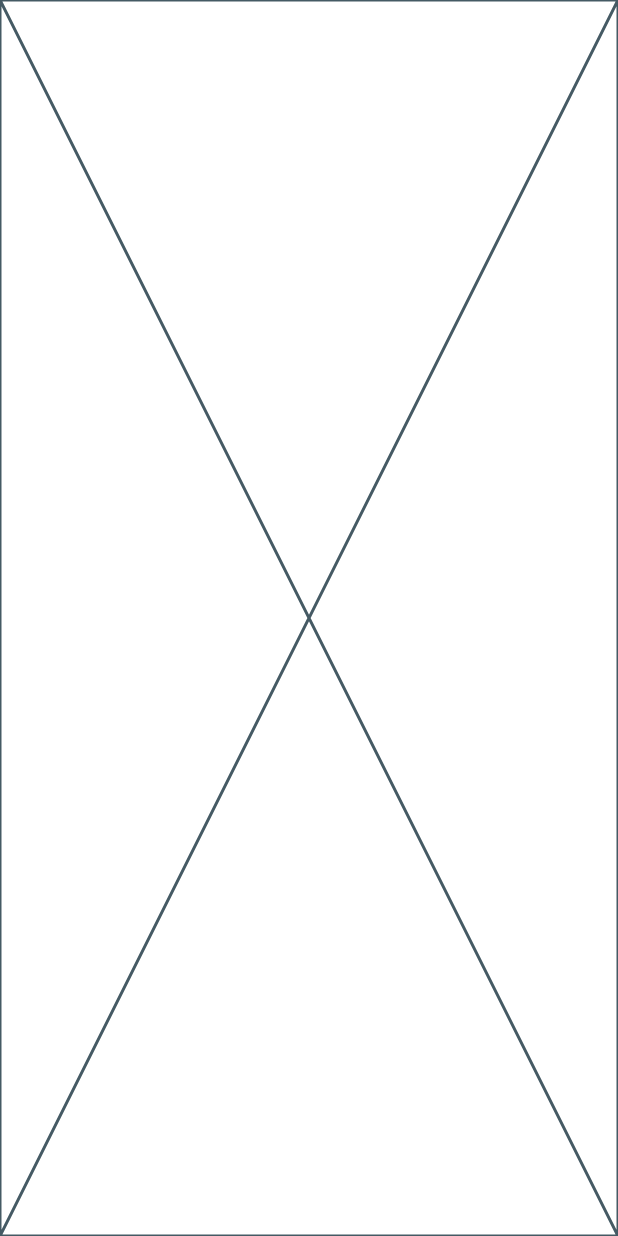
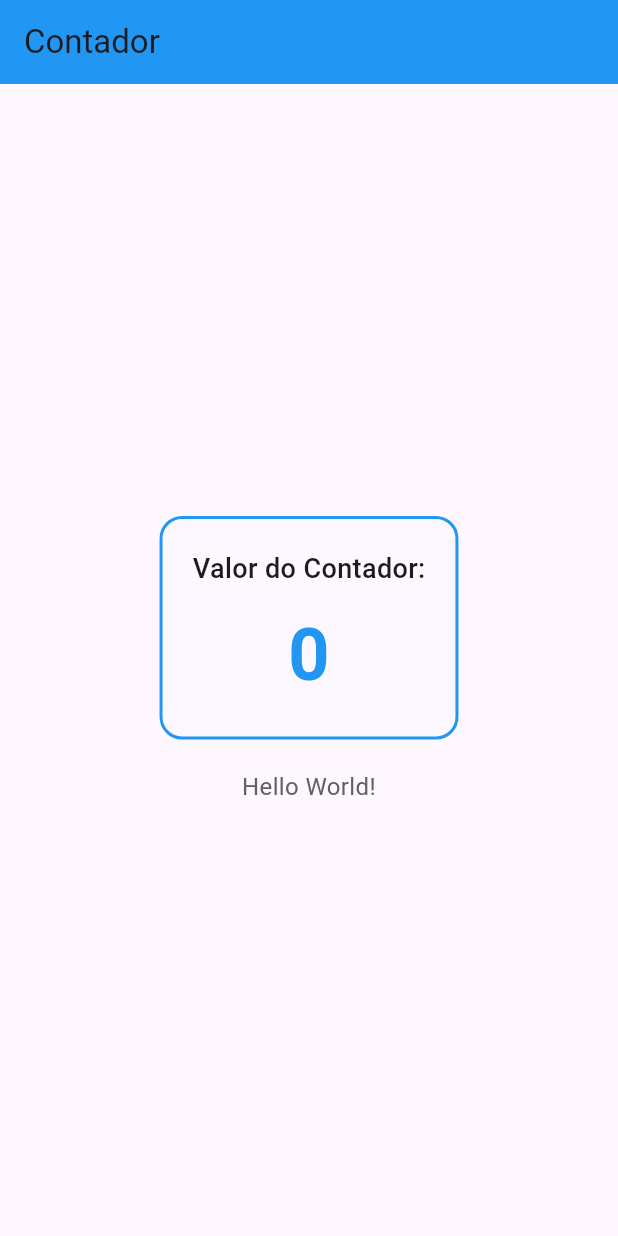
Before and after one commit to AgnaldoScaion/Aula-01-Flutter, a Flutter app: the screen it shows after launch, on a phone screen of 412 x 824 dp. Run offline on Flutter 3.47's test engine with Material 3 defaults, Android fonts, the phone set to English and light mode, and no system bars.

Commit message:
Aula rolando pt2, criacao do mini projeto de contador.
Aquele zaralho basico do dia a dia em aula 'cansada', so manter a paciencia em dia e esperar o dia acabar e marcha pra chegar em casa

```diff
--- a/lib/pages/counter_screen_page.dart
+++ b/lib/pages/counter_screen_page.dart
@@ -35,14 +35,14 @@ class _CounterScreenState extends State<CounterScreen> {
   void updateMessage() {
     if (_counter == 0) {
       _message = 'Contador Zerado!';
-    } else if (_counter > 0){
+    } else if (_counter > 0) {
       _message = 'Contador Poisitivo! ${_counter}';
     } else {
       _message = 'Contador Negativo! ${_counter}';
     }
   }
 
-void updateColor() {
+  void updateColor() {
     if (_counter > 0) {
       _counterColor = Colors.green;
     } else if (_counter < 0) {
@@ -54,6 +54,52 @@ void updateColor() {
 
   @override
   Widget build(BuildContext context) {
-    return const Placeholder();
+    return Scaffold(
+      appBar: AppBar(title: Text("Contador"), backgroundColor: Colors.blue),
+      body: Center(
+        child: Padding(
+          padding: const EdgeInsets.all(20.0),
+          child: Column(
+            mainAxisAlignment: MainAxisAlignment.center,
+            children: [
+              Container(
+                padding: const EdgeInsets.all(20),
+                decoration: BoxDecoration(
+                  color: _counterColor.withAlpha(1),
+                  borderRadius: BorderRadius.circular(15),
+                  border: Border.all(color: Colors.blue, width: 2),
+                ),
+                child: Column(
+                  children: [
+                    const Text(
+                      'Valor do Contador:',
+                      style: TextStyle(
+                        fontSize: 18,
+                        fontWeight: FontWeight.w500,
+                      ),
+                    ),
+                    const SizedBox(height: 10),
+                    Text(
+                      '$_counter',
+                      style: TextStyle(
+                        fontSize: 48,
+                        fontWeight: FontWeight.bold,
+                        color: _counterColor,
+                      ),
+                    ),
+                  ],
+                ),
+              ),
+              const SizedBox(height: 20),
+              Text(
+                _message,
+                style: TextStyle(fontSize: 16, color: Colors.grey.shade700),
+                textAlign: TextAlign.center,
+              ),
+            ],
+          ),
+        ),
+      ),
+    );
   }
 }
```
